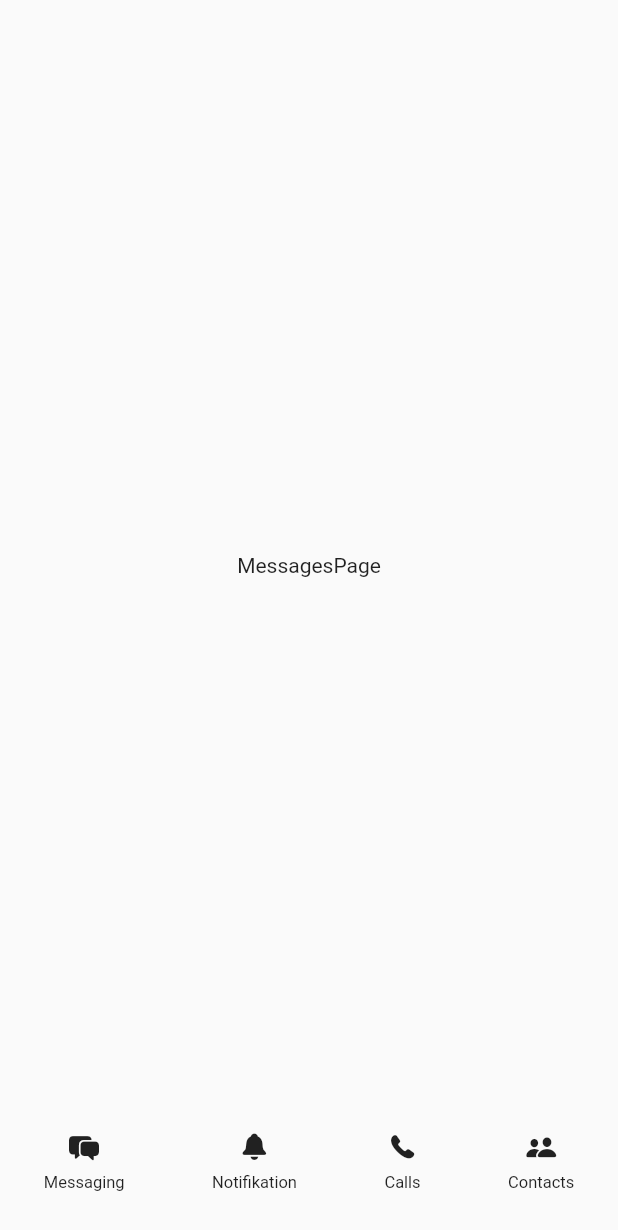
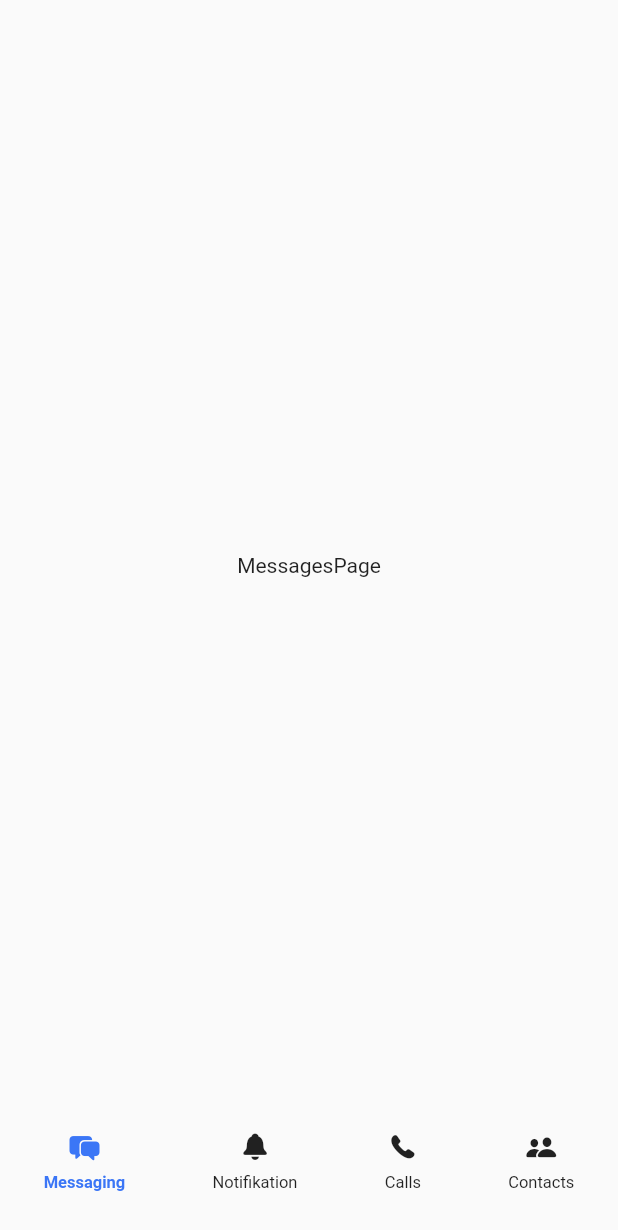
Before and after one commit to oleksiidev/chatappforschool, a Flutter app: the screen it shows after launch, item 2 of the bottom bar chosen, after a tap on "Messaging", on a phone screen of 412 x 824 dp. Shown: the top 1230 px of the screen. Run offline on Flutter 3.47's test engine with Material 2 defaults, Android fonts, the light colour scheme and no system bars; our stand-ins replace google_fonts.

Commit message:
Final result NavigatorBar

```diff
--- a/lib/main.dart
+++ b/lib/main.dart
@@ -9,7 +9,10 @@ class MyApp extends StatelessWidget {
 
   @override
   Widget build(BuildContext context) {
-    return const MaterialApp(
-        themeMode: ThemeMode.dark, title: 'Chatter', home:  HomeScreen());
+    return  MaterialApp(
+      themeMode: ThemeMode.dark,
+      title: 'Chatter',
+      home:  HomeScreen(),
+    );
   }
 }
--- a/lib/screens/home_screen.dart
+++ b/lib/screens/home_screen.dart
@@ -2,46 +2,61 @@ import 'package:chatappforschool/pages/calls_page.dart';
 import 'package:chatappforschool/pages/contacts_page.dart';
 import 'package:chatappforschool/pages/messages_page.dart';
 import 'package:chatappforschool/pages/notifications_page.dart';
+import 'package:chatappforschool/theme.dart';
 import 'package:flutter/cupertino.dart';
+import 'package:flutter/foundation.dart';
 import 'package:flutter/material.dart';
 
-class HomeScreen extends StatefulWidget {
-  const HomeScreen({Key? key}) : super(key: key);
+class HomeScreen extends StatelessWidget {
+  HomeScreen({Key? key}) : super(key: key);
 
-  @override
-  _HomeScreenState createState() => _HomeScreenState();
-}
+  final ValueNotifier<int> pageIndex = ValueNotifier(0);
 
-class _HomeScreenState extends State<HomeScreen> {
   final pages = const [
     MessagesPage(),
     NotificationsPage(),
     CallsPage(),
     ContactsPage(),
   ];
-  var index = 0;
+
   @override
   Widget build(BuildContext context) {
     return Scaffold(
-      body: pages[index],
+      body: ValueListenableBuilder(
+        valueListenable: pageIndex,
+        builder: (BuildContext contex, int value, _) {
+          return pages[value];
+        },
+      ),
       bottomNavigationBar: _BottomNavigationBar(
-        onItemSelected: (i){
-         setState(() {
-           index = i;
-         });
+        onItemSelected: (index) {
+          pageIndex.value = index;
         },
       ),
     );
   }
 }
 
-class _BottomNavigationBar extends StatelessWidget {
+class _BottomNavigationBar extends StatefulWidget {
   const _BottomNavigationBar({
     Key? key,
     required this.onItemSelected,
   }) : super(key: key);
 
-   final ValueChanged<int> onItemSelected;
+  final ValueChanged<int> onItemSelected;
+
+  @override
+  __BottomNavigationBarState createState() => __BottomNavigationBarState();
+}
+
+class __BottomNavigationBarState extends State<_BottomNavigationBar> {
+  var selectedIndex = 0;
+  void handelItemSelected(int index) {
+    setState(() {
+      selectedIndex = index;
+    });
+    widget.onItemSelected(index);
+  }
 
   @override
   Widget build(BuildContext context) {
@@ -50,30 +65,34 @@ class _BottomNavigationBar extends StatelessWidget {
       bottom: true,
       child: Row(
         mainAxisAlignment: MainAxisAlignment.spaceAround,
-        children:  [
+        children: [
           _NavigationBarItem(
             index: 0,
             lable: 'Messaging',
             icon: CupertinoIcons.bubble_left_bubble_right_fill,
-            onTap: onItemSelected,
+            isSelected: (selectedIndex == 0),
+            onTap: handelItemSelected,
           ),
           _NavigationBarItem(
             index: 1,
             lable: 'Notifikation',
             icon: CupertinoIcons.bell_solid,
-            onTap: onItemSelected,
+            onTap: handelItemSelected,
+            isSelected: (selectedIndex == 1),
           ),
           _NavigationBarItem(
             index: 2,
             lable: 'Calls',
             icon: CupertinoIcons.phone_fill,
-            onTap: onItemSelected,
+            onTap: handelItemSelected,
+            isSelected: (selectedIndex == 2),
           ),
           _NavigationBarItem(
             index: 3,
             lable: 'Contacts',
             icon: CupertinoIcons.person_2_fill,
-            onTap: onItemSelected,
+            onTap: handelItemSelected,
+            isSelected: (selectedIndex == 3),
           ),
         ],
       ),
@@ -88,17 +107,18 @@ class _NavigationBarItem extends StatelessWidget {
     required this.icon,
     required this.index,
     required this.onTap,
+    this.isSelected = false,
   }) : super(key: key);
-
-  final ValueChanged<int> onTap;
 
   final int index;
   final String lable;
   final IconData icon;
-
+  final bool isSelected;
+  final ValueChanged<int> onTap;
   @override
   Widget build(BuildContext context) {
     return GestureDetector(
+      behavior: HitTestBehavior.opaque,
       onTap: () {
         onTap(index);
       },
@@ -110,11 +130,23 @@ class _NavigationBarItem extends StatelessWidget {
             Icon(
               icon,
               size: 20,
+              color: isSelected ? AppColors.secondary : null,
             ),
             const SizedBox(
               height: 8,
             ),
-            Text(lable, style: const TextStyle(fontSize: 11),),
+            Text(
+              lable,
+              style: isSelected
+                  ? const TextStyle(
+                      fontSize: 11,
+                      color: AppColors.secondary,
+                      fontWeight: FontWeight.bold,
+                    )
+                  : const TextStyle(
+                      fontSize: 11,
+                    ),
+            ),
           ],
         ),
       ),
```
